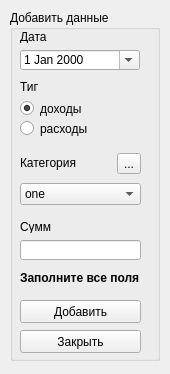
Before: the Qt Designer form form.ui in moevm/gui-1h2017-16, drawn with Qt 5.
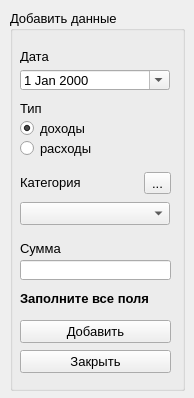
After: the same form once the commit is applied.

```diff
--- a/form.ui
+++ b/form.ui
@@ -6,8 +6,8 @@
    <rect>
     <x>0</x>
     <y>0</y>
-    <width>170</width>
-    <height>374</height>
+    <width>194</width>
+    <height>398</height>
    </rect>
   </property>
   <property name="windowTitle">
@@ -18,13 +18,13 @@
     <rect>
      <x>10</x>
      <y>10</y>
-     <width>150</width>
-     <height>351</height>
+     <width>175</width>
+     <height>381</height>
     </rect>
    </property>
    <property name="minimumSize">
     <size>
-     <width>150</width>
+     <width>175</width>
      <height>0</height>
     </size>
    </property>
@@ -34,6 +34,11 @@
      <height>16777215</height>
     </size>
    </property>
+   <property name="font">
+    <font>
+     <pointsize>10</pointsize>
+    </font>
+   </property>
    <property name="title">
     <string>Добавить данные</string>
    </property>
@@ -41,7 +46,7 @@
     <property name="geometry">
      <rect>
       <x>10</x>
-      <y>20</y>
+      <y>40</y>
       <width>120</width>
       <height>13</height>
      </rect>
@@ -72,8 +77,8 @@
     <property name="geometry">
      <rect>
       <x>10</x>
-      <y>40</y>
-      <width>120</width>
+      <y>60</y>
+      <width>150</width>
       <height>20</height>
      </rect>
     </property>
@@ -83,6 +88,12 @@
       <verstretch>0</verstretch>
      </sizepolicy>
     </property>
+    <property name="minimumSize">
+     <size>
+      <width>150</width>
+      <height>0</height>
+     </size>
+    </property>
     <property name="maximumSize">
      <size>
       <width>120</width>
@@ -97,9 +108,9 @@
     <property name="geometry">
      <rect>
       <x>10</x>
-      <y>70</y>
-      <width>18</width>
-      <height>13</height>
+      <y>90</y>
+      <width>61</width>
+      <height>16</height>
      </rect>
     </property>
     <property name="sizePolicy">
@@ -116,8 +127,8 @@
     <property name="geometry">
      <rect>
       <x>10</x>
-      <y>90</y>
-      <width>63</width>
+      <y>110</y>
+      <width>81</width>
       <height>17</height>
      </rect>
     </property>
@@ -138,8 +149,8 @@
     <property name="geometry">
      <rect>
       <x>10</x>
-      <y>110</y>
-      <width>67</width>
+      <y>130</y>
+      <width>101</width>
       <height>17</height>
      </rect>
     </property>
@@ -157,9 +168,9 @@
     <property name="geometry">
      <rect>
       <x>10</x>
-      <y>210</y>
-      <width>31</width>
-      <height>13</height>
+      <y>230</y>
+      <width>51</width>
+      <height>16</height>
      </rect>
     </property>
     <property name="sizePolicy">
@@ -176,8 +187,8 @@
     <property name="geometry">
      <rect>
       <x>10</x>
-      <y>230</y>
-      <width>121</width>
+      <y>250</y>
+      <width>151</width>
       <height>20</height>
      </rect>
     </property>
@@ -192,9 +203,9 @@
     <property name="geometry">
      <rect>
       <x>10</x>
-      <y>140</y>
-      <width>121</width>
-      <height>58</height>
+      <y>160</y>
+      <width>151</width>
+      <height>59</height>
      </rect>
     </property>
     <layout class="QVBoxLayout" name="verticalLayout">
@@ -208,6 +219,12 @@
            <verstretch>0</verstretch>
           </sizepolicy>
          </property>
+         <property name="minimumSize">
+          <size>
+           <width>140</width>
+           <height>0</height>
+          </size>
+         </property>
          <property name="text">
           <string>Категория</string>
          </property>
@@ -230,27 +247,18 @@
          <verstretch>0</verstretch>
         </sizepolicy>
        </property>
+       <property name="minimumSize">
+        <size>
+         <width>150</width>
+         <height>0</height>
+        </size>
+       </property>
        <property name="maximumSize">
         <size>
          <width>150</width>
          <height>16777215</height>
         </size>
        </property>
-       <item>
-        <property name="text">
-         <string>one</string>
-        </property>
-       </item>
-       <item>
-        <property name="text">
-         <string>two</string>
-        </property>
-       </item>
-       <item>
-        <property name="text">
-         <string>three</string>
-        </property>
-       </item>
       </widget>
      </item>
     </layout>
@@ -259,8 +267,8 @@
     <property name="geometry">
      <rect>
       <x>10</x>
-      <y>290</y>
-      <width>121</width>
+      <y>310</y>
+      <width>151</width>
       <height>23</height>
      </rect>
     </property>
@@ -275,8 +283,8 @@
     <property name="geometry">
      <rect>
       <x>10</x>
-      <y>260</y>
-      <width>131</width>
+      <y>280</y>
+      <width>181</width>
       <height>16</height>
      </rect>
     </property>
@@ -294,8 +302,8 @@
     <property name="geometry">
      <rect>
       <x>10</x>
-      <y>320</y>
-      <width>121</width>
+      <y>340</y>
+      <width>151</width>
       <height>23</height>
      </rect>
     </property>
```
